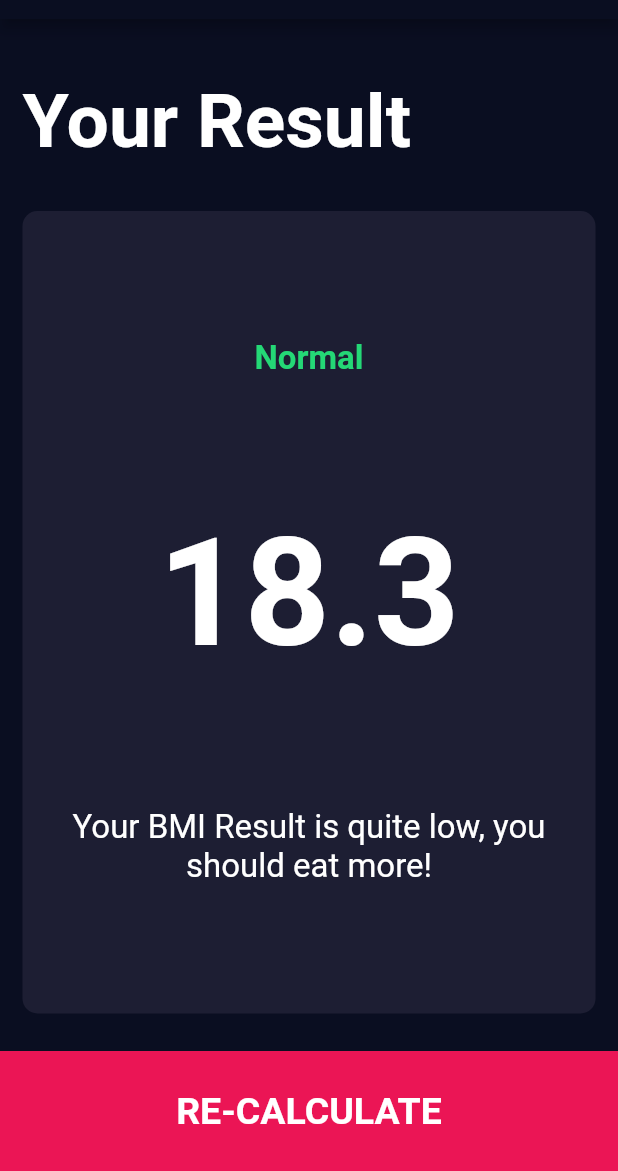
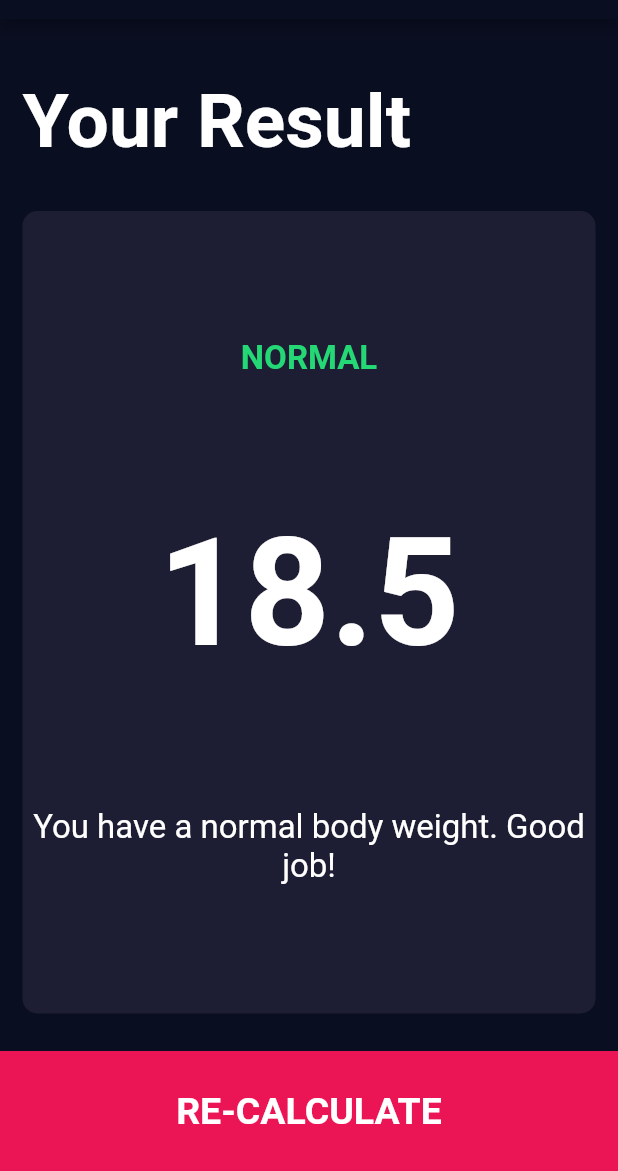
Before and after one commit to Kribas/BMIcalculator, a Flutter app: the screen it shows after launch, after a tap on "CALCULATE", on a phone screen of 412 x 824 dp, the part 65-1236 px from its top. Run offline on Flutter 3.47's test engine with Material 2 defaults, Android fonts, the phone set to English and light mode, and no system bars; our stand-ins replace font_awesome_flutter.

Commit message:
made changes

```diff
--- /dev/null
+++ b/lib/calculator_brain.dart
@@ -0,0 +1,35 @@
+import 'dart:math';
+
+class CalculatorBrain {
+  final int height;
+  final int weight;
+
+  double _bmi;
+
+  CalculatorBrain({this.height,this.weight});
+
+  String calculateBMI() {
+     _bmi = weight/pow(height/100, 2);
+    return _bmi.toStringAsFixed(1);
+  }
+
+  String getResult() {
+    if(_bmi >= 25) {
+      return 'Overweight';
+    }else if(_bmi>18.5) {
+      return 'Normal';
+    }else {
+      return 'Underweight';
+    }
+  }
+
+  String getInterpretation() {
+    if(_bmi >= 25) {
+      return 'You have a higher than normal body weight. Try to exercise more.';
+    }else if(_bmi >= 18.5) {
+      return 'You have a normal body weight. Good job!';
+    }else {
+      return 'You have a lower than normal body weight. You can eat more.';
+    }
+  }
+}
--- a/lib/pages/input_page.dart
+++ b/lib/pages/input_page.dart
@@ -7,6 +7,7 @@ import 'package:bmi_calculator/components/bottom_button.dart';
 import '../constants.dart';
 import 'package:bmi_calculator/constants.dart';
 import 'results_page.dart';
+import 'package:bmi_calculator/calculator_brain.dart';
 
 
 
@@ -194,7 +195,14 @@ class _InputPageState extends State<InputPage> {
             ),
 
             BottomButton(onTap: () {
-              Navigator.push(context, MaterialPageRoute(builder: (context) => ResultsPage()));
+
+              CalculatorBrain calc = CalculatorBrain(height: height,weight: weight);
+
+              Navigator.push(context, MaterialPageRoute(builder: (context) => ResultsPage(
+                bmiResult: calc.calculateBMI(),
+                resultText: calc.getResult(),
+                interpretation: calc.getInterpretation(),
+              )));
 
             },
             buttonTitle: 'CALCULATE',)
--- a/lib/pages/results_page.dart
+++ b/lib/pages/results_page.dart
@@ -5,6 +5,14 @@ import 'package:bmi_calculator/components/reusable_card.dart';
 import 'package:bmi_calculator/components/bottom_button.dart';
 
 class ResultsPage extends StatelessWidget {
+
+  ResultsPage({@required this.bmiResult,this.resultText,this.interpretation});
+
+  final String bmiResult;
+  final String resultText;
+  final String interpretation;
+
+
   @override
   Widget build(BuildContext context) {
     return Scaffold(
@@ -31,9 +39,9 @@ class ResultsPage extends StatelessWidget {
                 mainAxisAlignment: MainAxisAlignment.spaceEvenly,
                 crossAxisAlignment: CrossAxisAlignment.center,
                 children: [
-                  Text('Normal',style: kResultTextStyle,),
-                  Text('18.3',style: kBMITextStyle,),
-                  Text('Your BMI Result is quite low, you should eat more!',style: kBodyTextStyle,textAlign: TextAlign.center,),
+                  Text(resultText.toUpperCase(),style: kResultTextStyle,),
+                  Text(bmiResult,style: kBMITextStyle,),
+                  Text(interpretation,style: kBodyTextStyle,textAlign: TextAlign.center,),
                 ],
               ),
               ),
```
